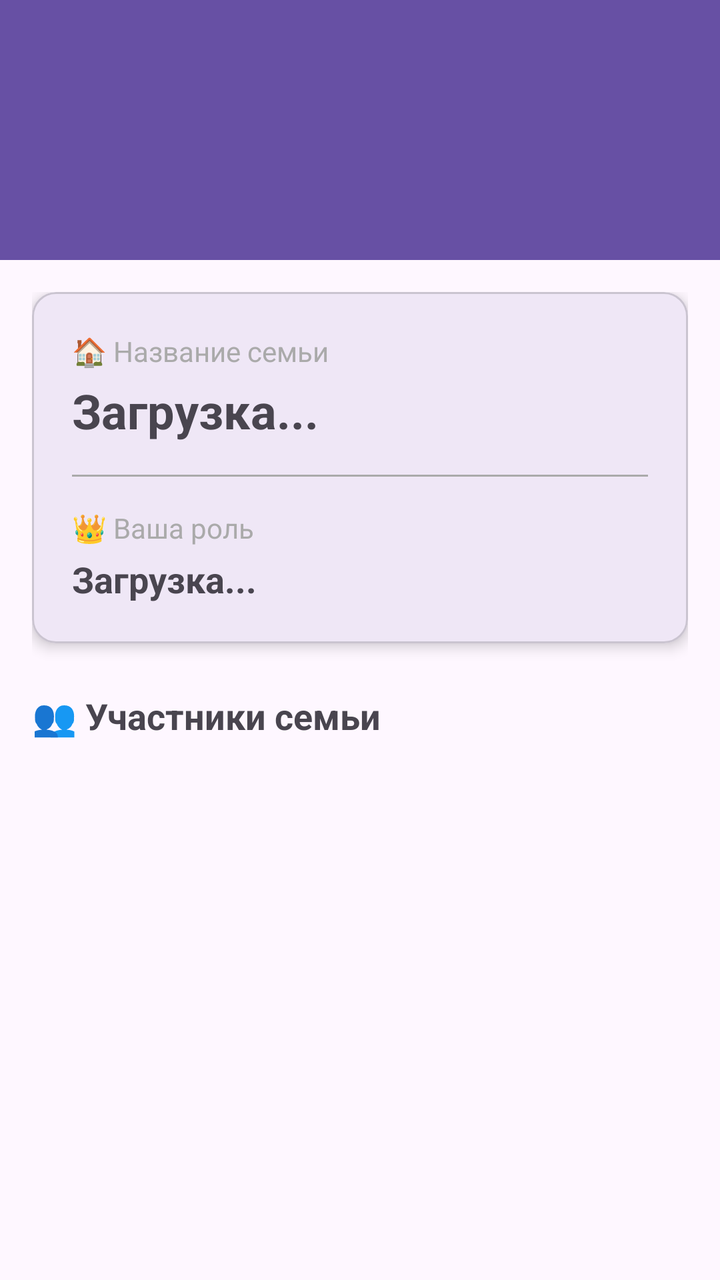
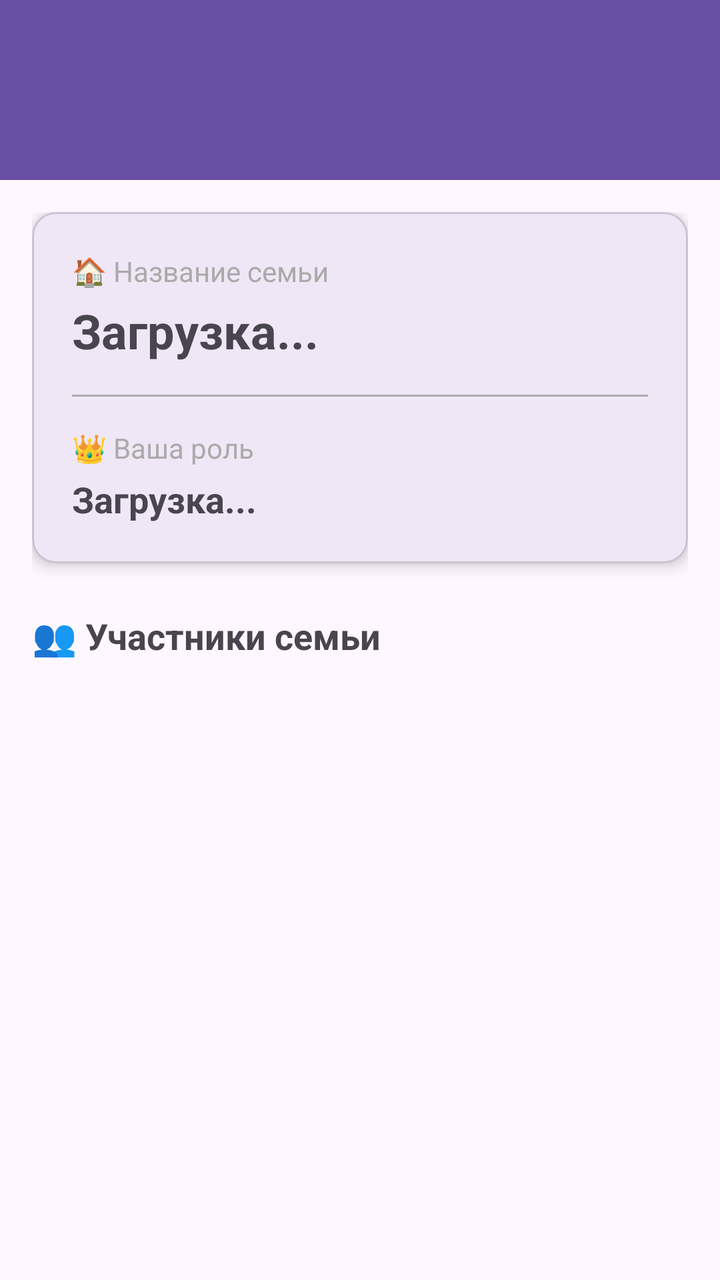

Before-and-after screenshots of an Android layout around one commit, followed by the original layout XML and the change that was made.
<!-- AndroidManifest.xml: application theme Theme.HealthAppFront -->
<!-- res/layout/activity_family_manager.xml -->
<?xml version="1.0" encoding="utf-8"?>
<LinearLayout xmlns:android="http://schemas.android.com/apk/res/android"
    xmlns:tools="http://schemas.android.com/tools"
    android:layout_width="match_parent"
    android:layout_height="match_parent"
    xmlns:app="http://schemas.android.com/apk/res-auto"
    android:orientation="vertical">

    <include layout="@layout/toolbar"> </include>

    <ScrollView
        android:layout_width="match_parent"
        android:layout_height="match_parent"
        android:fillViewport="true"
        tools:ignore="UselessParent">

        <LinearLayout
            android:layout_width="match_parent"
            android:layout_height="wrap_content"
            android:orientation="vertical"
            android:padding="16dp">



            <com.google.android.material.card.MaterialCardView
                android:layout_width="match_parent"
                android:layout_height="wrap_content"
                app:cardCornerRadius="12dp"
                app:cardElevation="4dp"
                android:layout_marginBottom="24dp">

                <LinearLayout
                    android:layout_width="match_parent"
                    android:layout_height="wrap_content"
                    android:orientation="vertical"
                    android:padding="20dp">

                    <TextView
                        android:layout_width="wrap_content"
                        android:layout_height="wrap_content"
                        android:text="🏠 Название семьи"
                        android:textSize="14sp"
                        android:textColor="@android:color/darker_gray" />

                    <TextView
                        android:id="@+id/tv_family_name"
                        android:layout_width="match_parent"
                        android:layout_height="wrap_content"
                        android:text="Загрузка..."
                        android:textSize="24sp"
                        android:textStyle="bold"
                        android:layout_marginTop="4dp"
                        android:layout_marginBottom="16dp" />

                    <View
                        android:layout_width="match_parent"
                        android:layout_height="1dp"
                        android:background="@android:color/darker_gray" />

                    <TextView
                        android:layout_width="wrap_content"
                        android:layout_height="wrap_content"
                        android:text="👑 Ваша роль"
                        android:textSize="14sp"
                        android:textColor="@android:color/darker_gray"
                        android:layout_marginTop="16dp" />

                    <TextView
                        android:id="@+id/tv_role"
                        android:layout_width="match_parent"
                        android:layout_height="wrap_content"
                        android:text="Загрузка..."
                        android:textSize="18sp"
                        android:textStyle="bold"
                        android:layout_marginTop="4dp" />

                </LinearLayout>

            </com.google.android.material.card.MaterialCardView>

            
            <LinearLayout
                android:layout_width="match_parent"
                android:layout_height="wrap_content"
                android:orientation="horizontal"
                android:gravity="center_vertical"
                android:layout_marginBottom="12dp">

                <TextView
                    android:layout_width="0dp"
                    android:layout_height="wrap_content"
                    android:layout_weight="1"
                    android:text="👥 Участники семьи"
                    android:textSize="18sp"
                    android:textStyle="bold" />

                
                <ImageButton
                    android:id="@+id/btn_add_member"
                    android:layout_width="48dp"
                    android:layout_height="48dp"
                    android:src="@android:drawable/ic_input_add"
                    android:background="?attr/selectableItemBackgroundBorderless"
                    android:contentDescription="Добавить участника"
                    android:visibility="gone" />

            </LinearLayout>

            <androidx.recyclerview.widget.RecyclerView
                android:id="@+id/rv_family_members"
                android:layout_width="match_parent"
                android:layout_height="wrap_content"
                android:nestedScrollingEnabled="false" />


            <TextView
                android:id="@+id/tv_empty_members"
                android:layout_width="match_parent"
                android:layout_height="wrap_content"
                android:text="В семье пока нет участников"
                android:textSize="14sp"
                android:textColor="@android:color/darker_gray"
                android:gravity="center"
                android:padding="32dp"
                android:visibility="gone" />

  
        </LinearLayout>



    </ScrollView>

</LinearLayout>
<!-- res/layout/toolbar.xml (included above) -->
<?xml version="1.0" encoding="utf-8"?>
<androidx.appcompat.widget.Toolbar
    xmlns:android="http://schemas.android.com/apk/res/android"
    xmlns:app="http://schemas.android.com/apk/res-auto"
    android:id="@+id/toolbar"
    android:layout_width="match_parent"
    android:layout_height="130dp"
    android:minHeight="?attr/actionBarSize"
    android:paddingTop="16dp"
    android:paddingBottom="16dp"
    android:background="?attr/colorPrimary"
    android:theme="@style/ThemeOverlay.AppCompat.Dark.ActionBar"
    app:titleTextColor="@android:color/white"
    android:elevation="4dp"
    />
<!-- resources referenced by this layout -->
<resources>
  <style name="Theme.HealthAppFront" parent="Base.Theme.HealthAppFront" />
  <style name="Base.Theme.HealthAppFront" parent="Theme.Material3.DayNight.NoActionBar">
          
          
      </style>
</resources>

<!-- the commit's change to res/layout/activity_family_manager.xml (unified diff, before → after) -->
@@ -1,150 +1,183 @@
 <?xml version="1.0" encoding="utf-8"?>
-<LinearLayout xmlns:android="http://schemas.android.com/apk/res/android"
-    xmlns:tools="http://schemas.android.com/tools"
+<androidx.drawerlayout.widget.DrawerLayout xmlns:android="http://schemas.android.com/apk/res/android"
+    xmlns:app="http://schemas.android.com/apk/res-auto"
+    android:id="@+id/main"
     android:layout_width="match_parent"
-    android:layout_height="match_parent"
-    xmlns:app="http://schemas.android.com/apk/res-auto"
-    android:orientation="vertical">
+    android:layout_height="match_parent">
 
-    <include layout="@layout/toolbar"> </include>
-
-    <ScrollView
+    <LinearLayout xmlns:tools="http://schemas.android.com/tools"
         android:layout_width="match_parent"
         android:layout_height="match_parent"
-        android:fillViewport="true"
-        tools:ignore="UselessParent">
+        android:orientation="vertical">
 
-        <LinearLayout
+        <include layout="@layout/toolbar"></include>
+
+        <ScrollView
             android:layout_width="match_parent"
-            android:layout_height="wrap_content"
-            android:orientation="vertical"
-            android:padding="16dp">
+            android:layout_height="match_parent"
+            android:fillViewport="true"
+            tools:ignore="UselessParent">
+
+            <LinearLayout
+                android:layout_width="match_parent"
+                android:layout_height="wrap_content"
+                android:orientation="vertical"
+                android:padding="16dp">
 
 
+                <com.google.android.material.card.MaterialCardView
+                    android:layout_width="match_parent"
+                    android:layout_height="wrap_content"
+                    android:layout_marginBottom="24dp"
+                    app:cardCornerRadius="12dp"
+                    app:cardElevation="4dp">
 
-            <com.google.android.material.card.MaterialCardView
-                android:layout_width="match_parent"
-                android:layout_height="wrap_content"
-                app:cardCornerRadius="12dp"
-                app:cardElevation="4dp"
-                android:layout_marginBottom="24dp">
+                    <LinearLayout
+                        android:layout_width="match_parent"
+                        android:layout_height="wrap_content"
+                        android:orientation="vertical"
+                        android:padding="20dp">
 
+                        <TextView
+                            android:layout_width="wrap_content"
+                            android:layout_height="wrap_content"
+                            android:text="🏠 Название семьи"
+                            android:textColor="@android:color/darker_gray"
+                            android:textSize="14sp" />
+
+                        <TextView
+                            android:id="@+id/tv_family_name"
+                            android:layout_width="match_parent"
+                            android:layout_height="wrap_content"
+                            android:layout_marginTop="4dp"
+                            android:layout_marginBottom="16dp"
+                            android:text="Загрузка..."
+                            android:textSize="24sp"
+                            android:textStyle="bold" />
+
+                        <View
+                            android:layout_width="match_parent"
+                            android:layout_height="1dp"
+                            android:background="@android:color/darker_gray" />
+
+                        <TextView
+                            android:layout_width="wrap_content"
+                            android:layout_height="wrap_content"
+                            android:layout_marginTop="16dp"
+                            android:text="👑 Ваша роль"
+                            android:textColor="@android:color/darker_gray"
+                            android:textSize="14sp" />
+
+                        <TextView
+                            android:id="@+id/tv_role"
+                            android:layout_width="match_parent"
+                            android:layout_height="wrap_content"
+                            android:layout_marginTop="4dp"
+                            android:text="Загрузка..."
+                            android:textSize="18sp"
+                            android:textStyle="bold" />
+
+                    </LinearLayout>
+
+                </com.google.android.material.card.MaterialCardView>
+
+                
                 <LinearLayout
                     android:layout_width="match_parent"
                     android:layout_height="wrap_content"
-                    android:orientation="vertical"
-                    android:padding="20dp">
+                    android:layout_marginBottom="12dp"
+                    android:gravity="center_vertical"
+                    android:orientation="horizontal">
 
                     <TextView
-                        android:layout_width="wrap_content"
+                        android:layout_width="0dp"
                         android:layout_height="wrap_content"
-                        android:text="🏠 Название семьи"
-                        android:textSize="14sp"
-                        android:textColor="@android:color/darker_gray" />
+                        android:layout_weight="1"
+                        android:text="👥 Участники семьи"
+                        android:textSize="18sp"
+                        android:textStyle="bold" />
 
-                    <TextView
-                        android:id="@+id/tv_family_name"
-                        android:layout_width="match_parent"
-                        android:layout_height="wrap_content"
-                        android:text="Загрузка..."
-                        android:textSize="24sp"
-                        android:textStyle="bold"
-                        android:layout_marginTop="4dp"
-                        android:layout_marginBottom="16dp" />
-
-                    <View
-                        android:layout_width="match_parent"
-                        android:layout_height="1dp"
-                        android:background="@android:color/darker_gray" />
-
-                    <TextView
-                        android:layout_width="wrap_content"
-                        android:layout_height="wrap_content"
-                        android:text="👑 Ваша роль"
-                        android:textSize="14sp"
-                        android:textColor="@android:color/darker_gray"
-                        android:layout_marginTop="16dp" />
-
-                    <TextView
-                        android:id="@+id/tv_role"
-                        android:layout_width="match_parent"
-                        android:layout_height="wrap_content"
-                        android:text="Загрузка..."
-                        android:textSize="18sp"
-                        android:textStyle="bold"
-                        android:layout_marginTop="4dp" />
+                    
+                    <ImageButton
+                        android:id="@+id/btn_add_member"
+                        android:layout_width="48dp"
+                        android:layout_height="48dp"
+                        android:background="?attr/selectableItemBackgroundBorderless"
+                        android:contentDescription="Добавить участника"
+                        android:src="@android:drawable/ic_input_add"
+                        android:visibility="gone" />
 
                 </LinearLayout>
 
-            </com.google.android.material.card.MaterialCardView>
+                <androidx.recyclerview.widget.RecyclerView
+                    android:id="@+id/rv_family_members"
+                    android:layout_width="match_parent"
+                    android:layout_height="wrap_content"
+                    android:nestedScrollingEnabled="false" />
 
-            
-            <LinearLayout
-                android:layout_width="match_parent"
-                android:layout_height="wrap_content"
-                android:orientation="horizontal"
-                android:gravity="center_vertical"
-                android:layout_marginBottom="12dp">
-
-                <TextView
-                    android:layout_width="0dp"
-                    android:layout_height="wrap_content"
-                    android:layout_weight="1"
-                    android:text="👥 Участники семьи"
-                    android:textSize="18sp"
-                    android:textStyle="bold" />
 
                 
-                <ImageButton
-                    android:id="@+id/btn_add_member"
-                    android:layout_width="48dp"
-                    android:layout_height="48dp"
-                    android:src="@android:drawable/ic_input_add"
-                    android:background="?attr/selectableItemBackgroundBorderless"
-                    android:contentDescription="Добавить участника"
-                    android:visibility="gone" />
-
             </LinearLayout>
 
-            <androidx.recyclerview.widget.RecyclerView
-                android:id="@+id/rv_family_members"
-                android:layout_width="match_parent"
-                android:layout_height="wrap_content"
-                android:nestedScrollingEnabled="false" />
 
+        </ScrollView>
 
-            <TextView
-                android:id="@+id/tv_empty_members"
-                android:layout_width="match_parent"
-                android:layout_height="wrap_content"
-                android:text="В семье пока нет участников"
-                android:textSize="14sp"
-                android:textColor="@android:color/darker_gray"
-                android:gravity="center"
-                android:padding="32dp"
-                android:visibility="gone" />
+    </LinearLayout>
 
-  
-        </LinearLayout>
-
-
-
-    </ScrollView>
-
-</LinearLayout>
+    <com.google.android.material.navigation.NavigationView
+        android:id="@+id/nav_view"
+        android:layout_width="match_parent"
+        android:layout_height="match_parent"
+        android:layout_gravity="start"
+        app:headerLayout="@layout/nav_header"
+        app:menu="@menu/nav_menu" />
+</androidx.drawerlayout.widget.DrawerLayout>
 <!-- res/layout/toolbar.xml (included above) -->
 <?xml version="1.0" encoding="utf-8"?>
-<androidx.appcompat.widget.Toolbar
-    xmlns:android="http://schemas.android.com/apk/res/android"
+<androidx.appcompat.widget.Toolbar xmlns:android="http://schemas.android.com/apk/res/android"
     xmlns:app="http://schemas.android.com/apk/res-auto"
     android:id="@+id/toolbar"
     android:layout_width="match_parent"
-    android:layout_height="130dp"
+    android:layout_height="90dp"
+    android:background="?attr/colorPrimary"
+    android:elevation="4dp"
     android:minHeight="?attr/actionBarSize"
     android:paddingTop="16dp"
     android:paddingBottom="16dp"
+    android:theme="@style/ThemeOverlay.AppCompat.Dark.ActionBar"
+    app:titleTextColor="@android:color/white" />
+<!-- res/layout/nav_header.xml (included above) -->
+<?xml version="1.0" encoding="utf-8"?>
+<LinearLayout xmlns:android="http://schemas.android.com/apk/res/android"
+    android:layout_width="match_parent"
+    android:layout_height="wrap_content"
+    android:orientation="vertical"
+    android:padding="16dp"
     android:background="?attr/colorPrimary"
-    android:theme="@style/ThemeOverlay.AppCompat.Dark.ActionBar"
-    app:titleTextColor="@android:color/white"
-    android:elevation="4dp"
-    />
+    >
+
+    <ImageView
+        android:id="@+id/iv_avatar"
+        android:layout_width="80dp"
+        android:layout_height="80dp"
+        android:src="@drawable/ic_default_avatar"
+        android:contentDescription="@string/avatar" />
+
+    <TextView
+        android:id="@+id/tv_user_name"
+        android:layout_width="wrap_content"
+        android:layout_height="wrap_content"
+        android:layout_marginTop="8dp"
+        android:text="@string/user_name"
+        android:textColor="@android:color/white"
+        android:textSize="18sp"
+        android:textStyle="bold" />
+
+    <TextView
+        android:id="@+id/tv_user_email"
+        android:layout_width="wrap_content"
+        android:layout_height="wrap_content"
+        android:text="@string/user_email"
+        android:textColor="@android:color/white" />
+
+</LinearLayout>
<!-- resource entries referenced after the edit -->
@@ -1,9 +1,9 @@
 <!-- resources referenced by this layout -->
 <resources>
-  <style name="Theme.HealthAppFront" parent="Base.Theme.HealthAppFront" />
-  <style name="Base.Theme.HealthAppFront" parent="Theme.Material3.DayNight.NoActionBar">
-          
-          
-      </style>
+  <!-- drawable ic_default_avatar: png bitmap (drawable, 3742 bytes) -->
+  <string name="avatar">avatar</string>
+  <string name="user_email">email@mail.ru</string>
+  <string name="user_name">Имя пользователя</string>
+  <style name="Theme.HealthAppFront" parent="Theme.Material3.DayNight.NoActionBar" />
 </resources>
 
